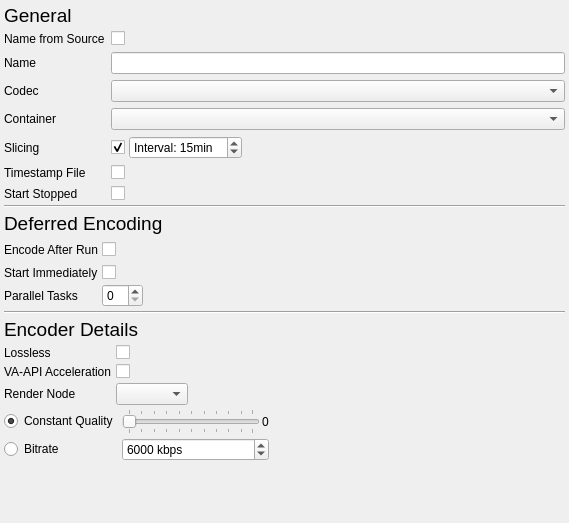
syntalos/syntalos, file modules/videorecorder/recordersettingsdialog.ui: the form before one commit.
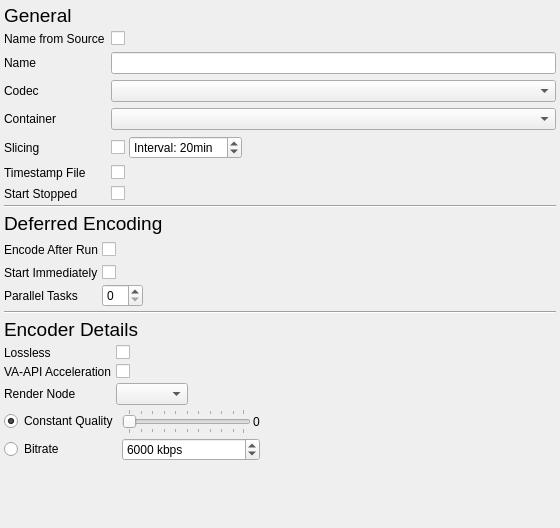
The form after the commit. Icons and pictures are not drawn.

Commit message:
videorecorder: Disable video slicing by default
It adds extra processing overhead during analysis which most users do
not want. So not using it is a better default value.

The edit to the form file:
```diff
--- a/modules/videorecorder/recordersettingsdialog.ui
+++ b/modules/videorecorder/recordersettingsdialog.ui
@@ -6,8 +6,8 @@
    <rect>
     <x>0</x>
     <y>0</y>
-    <width>569</width>
-    <height>523</height>
+    <width>560</width>
+    <height>528</height>
    </rect>
   </property>
   <property name="windowTitle">
@@ -170,7 +170,7 @@
               <string>Enable video file slicing</string>
              </property>
              <property name="checked">
-              <bool>true</bool>
+              <bool>false</bool>
              </property>
             </widget>
            </item>
@@ -189,10 +189,10 @@
               <string>Interval: </string>
              </property>
              <property name="maximum">
-              <number>120</number>
+              <number>180</number>
              </property>
              <property name="value">
-              <number>15</number>
+              <number>20</number>
              </property>
             </widget>
            </item>
```
The commit also changes 1 other file.
